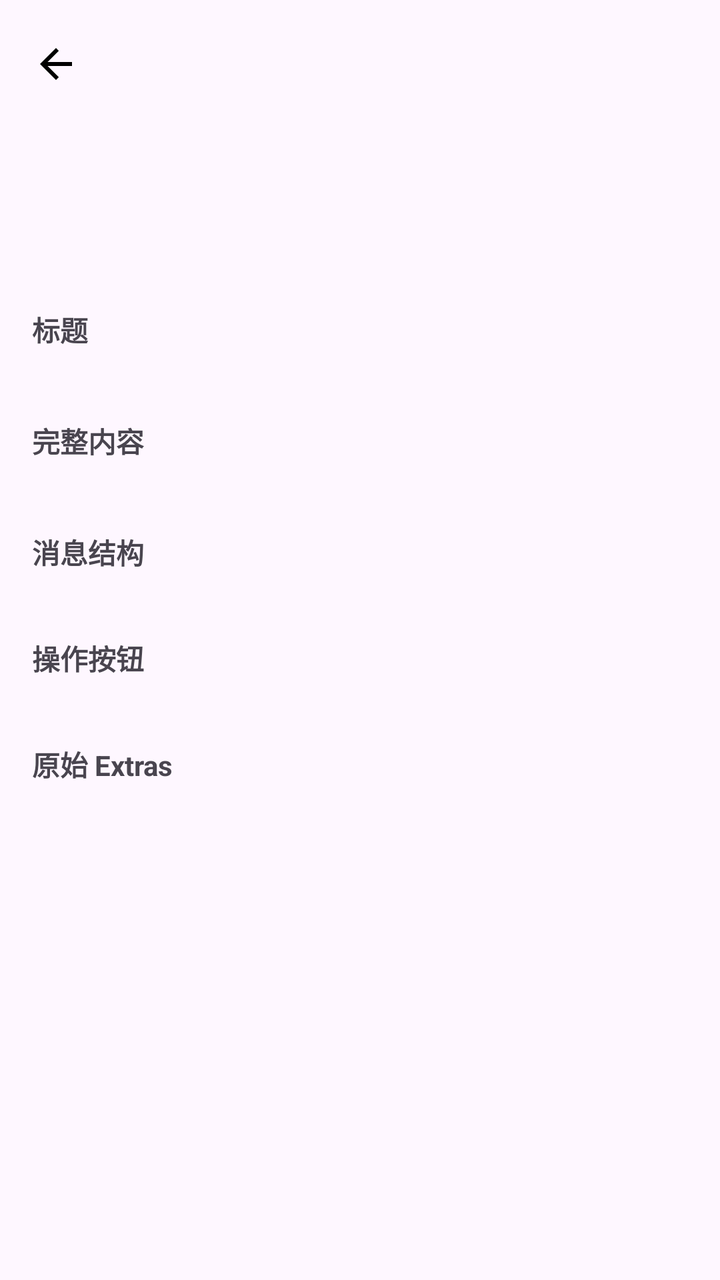
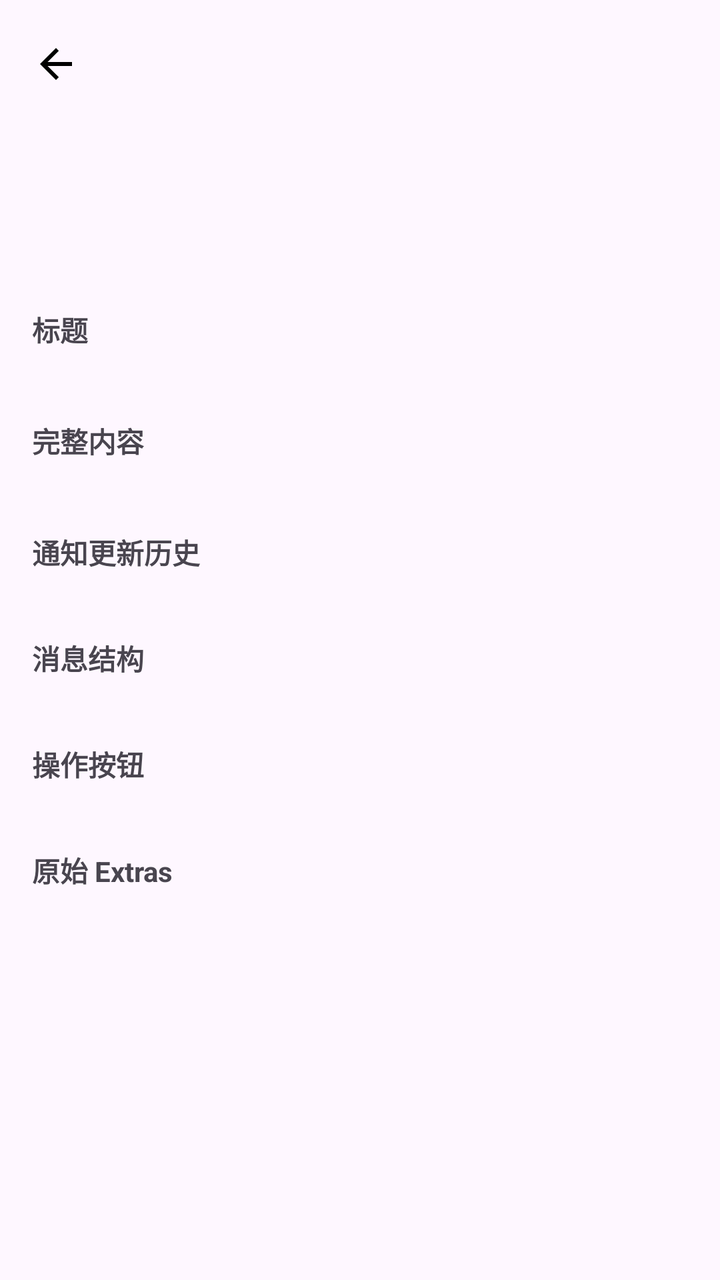

The first picture is an Android layout as it rendered before a commit; the second is the same layout after the commit. The layout source and the unified diff follow.
<!-- AndroidManifest.xml: application theme Theme.NotifyLens -->
<!-- res/layout/activity_event_detail.xml -->
<?xml version="1.0" encoding="utf-8"?>
<LinearLayout xmlns:android="http://schemas.android.com/apk/res/android" xmlns:app="http://schemas.android.com/apk/res-auto"
    android:layout_width="match_parent" android:layout_height="match_parent" android:orientation="vertical">
    <com.google.android.material.appbar.MaterialToolbar android:id="@+id/toolbar" android:layout_width="match_parent" android:layout_height="wrap_content" android:title="事件详情" app:navigationIcon="@drawable/ic_back" />
    <ScrollView android:layout_width="match_parent" android:layout_height="match_parent">
        <LinearLayout android:layout_width="match_parent" android:layout_height="wrap_content" android:orientation="vertical" android:padding="16dp">
            <TextView android:id="@+id/app" android:layout_width="match_parent" android:layout_height="wrap_content" android:textAppearance="@style/TextAppearance.Material3.TitleLarge" />
            <TextView android:id="@+id/meta" android:layout_width="match_parent" android:layout_height="wrap_content" android:layout_marginTop="6dp" android:textIsSelectable="true" />
            <TextView android:layout_width="wrap_content" android:layout_height="wrap_content" android:layout_marginTop="20dp" android:text="标题" android:textStyle="bold" />
            <TextView android:id="@+id/title" android:layout_width="match_parent" android:layout_height="wrap_content" android:textIsSelectable="true" />
            <TextView android:layout_width="wrap_content" android:layout_height="wrap_content" android:layout_marginTop="16dp" android:text="完整内容" android:textStyle="bold" />
            <TextView android:id="@+id/full_text" android:layout_width="match_parent" android:layout_height="wrap_content" android:textIsSelectable="true" />
            <TextView android:layout_width="wrap_content" android:layout_height="wrap_content" android:layout_marginTop="16dp" android:text="消息结构" android:textStyle="bold" />
            <TextView android:id="@+id/messages" android:layout_width="match_parent" android:layout_height="wrap_content" android:fontFamily="monospace" android:textSize="12sp" android:textIsSelectable="true" />
            <TextView android:layout_width="wrap_content" android:layout_height="wrap_content" android:layout_marginTop="16dp" android:text="操作按钮" android:textStyle="bold" />
            <TextView android:id="@+id/actions" android:layout_width="match_parent" android:layout_height="wrap_content" android:fontFamily="monospace" android:textSize="12sp" android:textIsSelectable="true" />
            <TextView android:layout_width="wrap_content" android:layout_height="wrap_content" android:layout_marginTop="16dp" android:text="原始 Extras" android:textStyle="bold" />
            <TextView android:id="@+id/raw" android:layout_width="match_parent" android:layout_height="wrap_content" android:fontFamily="monospace" android:textSize="12sp" android:textIsSelectable="true" />
        </LinearLayout>
    </ScrollView>
</LinearLayout>
<!-- resources referenced by this layout -->
<resources>
  <!-- drawable ic_back (drawable) -->
  <vector xmlns:android="http://schemas.android.com/apk/res/android" android:width="24dp" android:height="24dp" android:viewportWidth="24" android:viewportHeight="24"><path android:fillColor="#FF000000" android:pathData="M20,11H7.8l5.6,-5.6L12,4l-8,8 8,8 1.4,-1.4L7.8,13H20z"/></vector>
  <style name="Theme.NotifyLens" parent="Theme.Material3.DayNight.NoActionBar">
          <item name="colorPrimary">@color/primary</item>
          <item name="colorPrimaryContainer">#DFE5FF</item>
          <item name="android:windowLightStatusBar">true</item>
          <item name="android:navigationBarColor">?attr/colorSurface</item>
      </style>
  <color name="primary">#3451B2</color>
</resources>

<!-- the commit's change to res/layout/activity_event_detail.xml (unified diff, before → after) -->
@@ -10,6 +10,8 @@
             <TextView android:id="@+id/title" android:layout_width="match_parent" android:layout_height="wrap_content" android:textIsSelectable="true" />
             <TextView android:layout_width="wrap_content" android:layout_height="wrap_content" android:layout_marginTop="16dp" android:text="完整内容" android:textStyle="bold" />
             <TextView android:id="@+id/full_text" android:layout_width="match_parent" android:layout_height="wrap_content" android:textIsSelectable="true" />
+            <TextView android:layout_width="wrap_content" android:layout_height="wrap_content" android:layout_marginTop="16dp" android:text="通知更新历史" android:textStyle="bold" />
+            <TextView android:id="@+id/revision_history" android:layout_width="match_parent" android:layout_height="wrap_content" android:fontFamily="monospace" android:textSize="12sp" android:textIsSelectable="true" />
             <TextView android:layout_width="wrap_content" android:layout_height="wrap_content" android:layout_marginTop="16dp" android:text="消息结构" android:textStyle="bold" />
             <TextView android:id="@+id/messages" android:layout_width="match_parent" android:layout_height="wrap_content" android:fontFamily="monospace" android:textSize="12sp" android:textIsSelectable="true" />
             <TextView android:layout_width="wrap_content" android:layout_height="wrap_content" android:layout_marginTop="16dp" android:text="操作按钮" android:textStyle="bold" />
